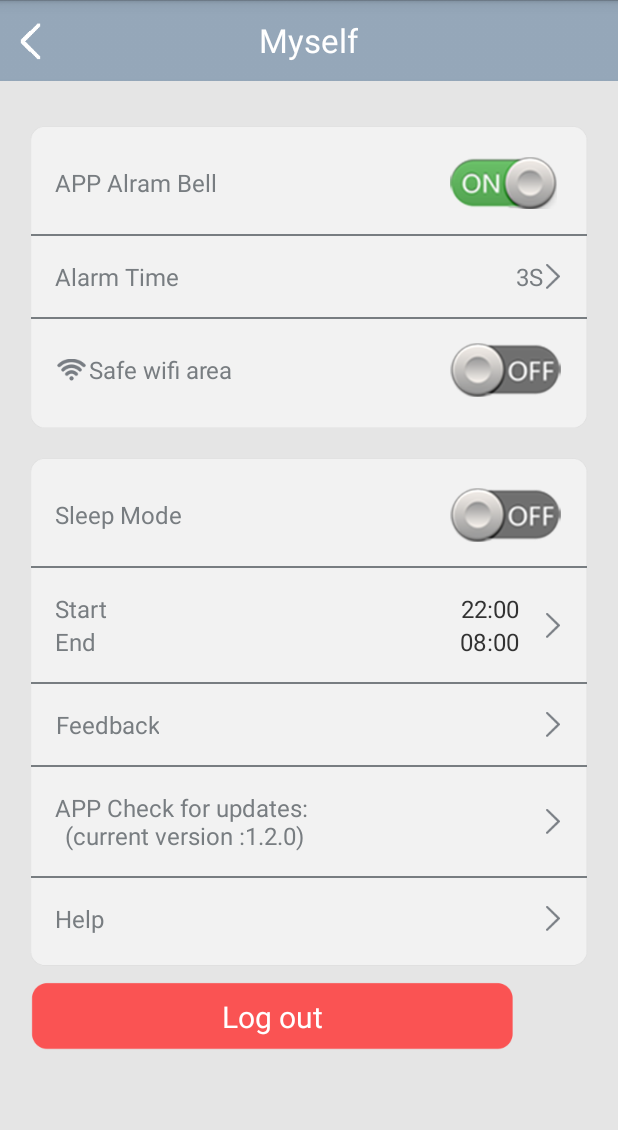
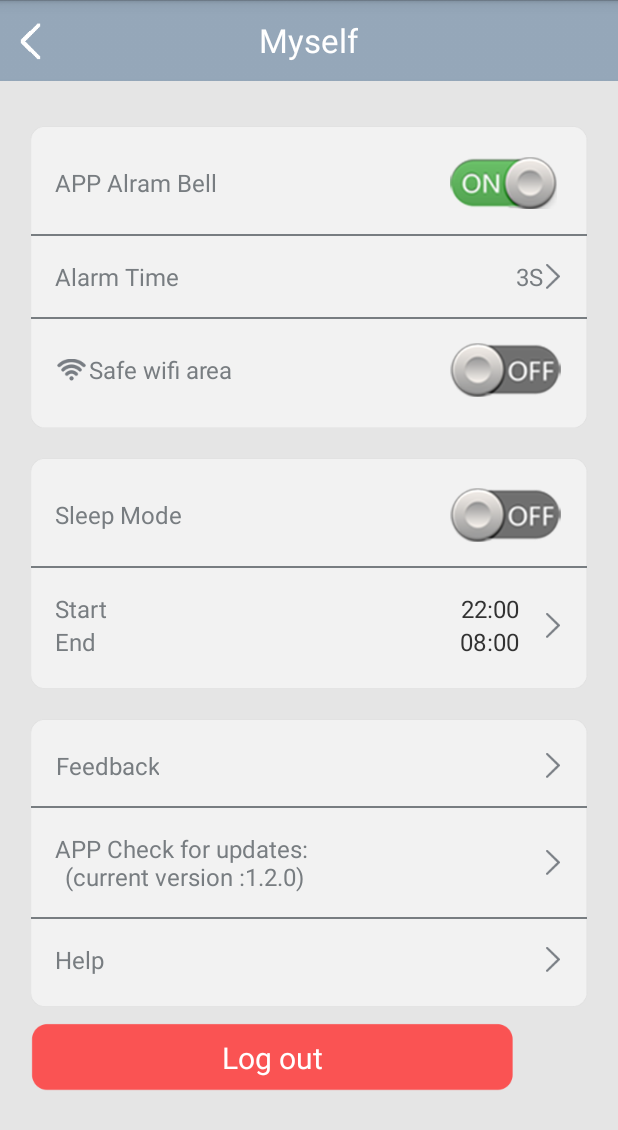
Before and after one commit to Tan-Tshunglee/track_r, an Android app: the UserProfileActivity screen opened directly, with no data from a screen before it, on a phone screen of 412 x 824 dp. Shown: the top 1130 px of the screen. Run offline under Robolectric (Android 15) with nearby library versions, the phone set to English and light mode, and no system bars.

Commit message:
modify view

```diff
--- a/app/src/main/java/com/antilost/app/activity/UserProfileActivity.java
+++ b/app/src/main/java/com/antilost/app/activity/UserProfileActivity.java
@@ -156,7 +156,7 @@ public class UserProfileActivity extends Activity implements TrackRInitialize,
         rluser_editor = (RelativeLayout) findViewById(R.id.rluser_editor);
         rluser_noticetimer = (RelativeLayout) findViewById(R.id.rluser_notice);
         tvtime = (TextView) findViewById(R.id.tvtime);
-        rluser_language = (RelativeLayout) findViewById(R.id.rluser_langauage);
+//        rluser_language = (RelativeLayout) findViewById(R.id.rluser_langauage);
         rluser_tipback = (RelativeLayout) findViewById(R.id.rluser_backtip);
         rluser_version = (RelativeLayout) findViewById(R.id.rluser_version);
         rluser_background = (RelativeLayout) findViewById(R.id.rluser_selectbackground);
--- a/app/src/main/res/layout/activity_track_r.xml
+++ b/app/src/main/res/layout/activity_track_r.xml
@@ -141,7 +141,7 @@
             android:layout_centerVertical="true"
             android:orientation="vertical">
             <TextView
-                android:text="远"
+                android:text="@string/distan_far"
                 android:layout_width="wrap_content"
                 android:layout_height="0dp"
                 android:textSize="@dimen/activity_horizontal_margin"
@@ -149,7 +149,6 @@
                 android:textColor="@color/user_data_text"
                 />
             <TextView
-                android:text="中"
                 android:layout_width="wrap_content"
                 android:layout_height="0dp"
                 android:textSize="@dimen/activity_horizontal_margin"
@@ -157,7 +156,7 @@
                 android:textColor="@color/user_data_text"
                 />
             <TextView
-                android:text="近"
+                android:text="@string/distan_close"
                 android:layout_width="wrap_content"
                 android:layout_height="0dp"
                 android:textSize="@dimen/activity_horizontal_margin"
--- a/app/src/main/res/layout/location_list.xml
+++ b/app/src/main/res/layout/location_list.xml
@@ -8,7 +8,7 @@
         android:layout_width="fill_parent"
         android:layout_height="wrap_content"
         android:focusable="false"
-        android:background="@drawable/title_bar_bkg">
+        >
         <LinearLayout
             android:layout_width="wrap_content"
             android:layout_height="wrap_content"
--- a/app/src/main/res/layout/userdata.xml
+++ b/app/src/main/res/layout/userdata.xml
@@ -183,58 +183,17 @@
                         android:paddingRight="20dp" />
                 </RelativeLayout>
             </LinearLayout>
-
-            <TableRow
-                android:layout_width="match_parent"
-                android:layout_height="wrap_content"
-                android:layout_gravity="right"></TableRow>
-
             <TextView
                 android:layout_width="fill_parent"
-                android:layout_height="20dp"
-                android:background="@color/user_data_text"
-                android:visibility="invisible" />
-            <!-- 下部分编辑界面-->
-            <LinearLayout
-                android:layout_width="match_parent"
-                android:layout_height="wrap_content"
-                android:layout_marginLeft="20dp"
-                android:layout_marginRight="20dp"
-                android:background="@drawable/item_block_bkg"
-                android:orientation="vertical">
-                <!-- 语言选择 -->
-                <RelativeLayout
-                    android:id="@+id/rluser_langauage"
-                    android:layout_width="wrap_content"
+                android:layout_height="20dp" />
+                <!-- 中间-->
+                <LinearLayout
+                    android:layout_width="fill_parent"
                     android:layout_height="wrap_content"
-                    android:padding="@dimen/activity_horizontal_margin"
-                    android:background="@android:color/transparent"
-                    android:visibility="gone"
-                    android:gravity="center_vertical">
-                    <!-- language text-->
-                    <TextView
-                        android:id="@+id/tvuserlangauage"
-                        android:layout_width="wrap_content"
-                        android:layout_height="wrap_content"
-                        android:layout_centerVertical="true"
-                        android:gravity="center"
-                        android:text="@string/user_language"
-                        android:textColor="@color/user_data_text"
-                        android:textSize="@dimen/activity_horizontal_margin" />
-                    <!-- 编辑 -->
-                    <ImageButton
-                        android:id="@+id/imguserlanguage"
-                        android:layout_width="wrap_content"
-                        android:layout_height="wrap_content"
-                        android:layout_alignParentRight="true"
-                        android:layout_centerVertical="true"
-                        android:background="@android:color/transparent"
-                        android:focusable="true"
-                        android:focusableInTouchMode="true"
-                        android:paddingRight="20dp"
-                        android:src="@drawable/tri_right" />
-                </RelativeLayout>
-
+                    android:layout_marginLeft="20dp"
+                    android:layout_marginRight="20dp"
+                    android:background="@drawable/item_block_bkg"
+                    android:orientation="vertical">
                 <!--睡眠模式 -->
                 <RelativeLayout
                     android:layout_width="match_parent"
@@ -344,11 +303,20 @@
                         android:focusableInTouchMode="true"
                         android:src="@drawable/tri_right" />
                 </RelativeLayout>
-                <!-- 分隔线 -->
+                </LinearLayout>
+
                 <TextView
+                    android:layout_width="wrap_content"
+                    android:layout_height="20sp"
+                   />
+                <!-- 下面-->
+                <LinearLayout
                     android:layout_width="fill_parent"
-                    android:layout_height="1dp"
-                    android:background="@color/user_data_text" />
+                    android:layout_height="wrap_content"
+                    android:layout_marginLeft="20dp"
+                    android:layout_marginRight="20dp"
+                    android:background="@drawable/item_block_bkg"
+                    android:orientation="vertical">
                 <!-- 意见反馈 -->
                 <RelativeLayout
                     android:id="@+id/rluser_backtip"
@@ -448,8 +416,8 @@
                         android:focusableInTouchMode="true"
                         android:src="@drawable/tri_right" />
                 </RelativeLayout>
+                </LinearLayout>
 
-            </LinearLayout>
 
             <!-- 分隔线 -->
             <TextView
@@ -468,7 +436,6 @@
                 android:textColor="@android:color/white"
                 android:textSize="@dimen/text_title_size" />
 
-
         </LinearLayout>
     </ScrollView>
 
```
Also changed, not shown: app/src/main/res/layout/safezone.xml (+5 -5 lines), app/src/main/res/values/strings.xml (+8 -5 lines), 1 other file.
